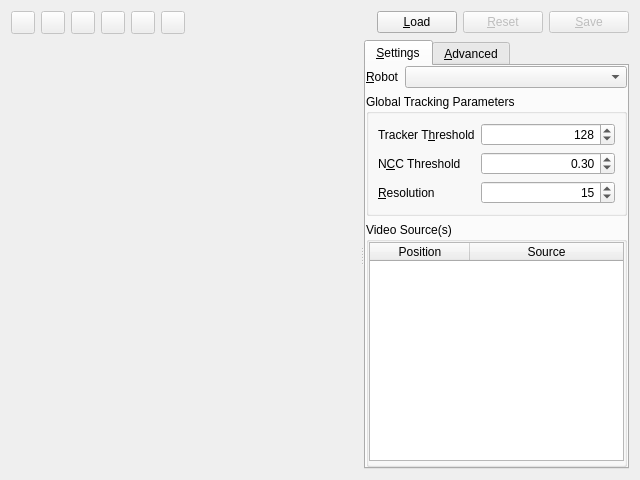
This is app/src/tools/gui/TrackRobotToolWidget.ui in dysonltd-zz/gts as Qt 5 draws it before an edit. The edited form follows.
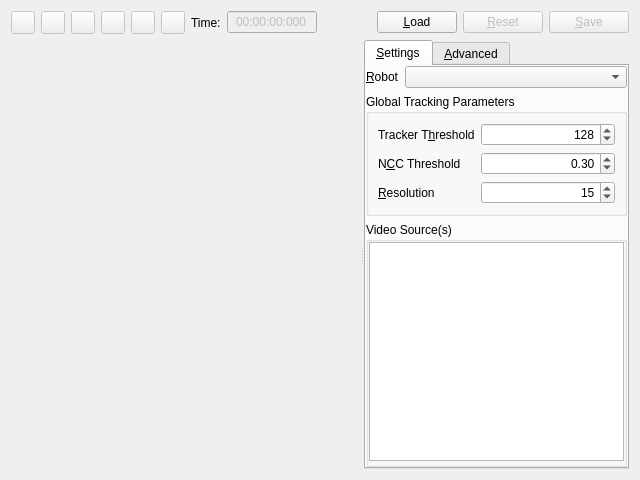
This is the edited form. Icons and pictures are not drawn. Custom widgets are drawn as their Qt base class.

Commit message: Removed VideoPosition bar and ability to manually edit the track rate

Diff of the .ui file:
```diff
--- a/app/src/tools/gui/TrackRobotToolWidget.ui
+++ b/app/src/tools/gui/TrackRobotToolWidget.ui
@@ -173,15 +173,52 @@
       </widget>
      </item>
      <item>
-      <widget class="VideoPositionBar" name="m_videoPositionBar" native="true">
-       <property name="enabled">
-        <bool>true</bool>
-       </property>
+      <widget class="QLabel" name="m_timeLabel">
        <property name="sizePolicy">
         <sizepolicy hsizetype="Fixed" vsizetype="Preferred">
-         <horstretch>100</horstretch>
+         <horstretch>0</horstretch>
          <verstretch>0</verstretch>
         </sizepolicy>
+       </property>
+       <property name="text">
+        <string>Time:</string>
+       </property>
+      </widget>
+     </item>
+     <item>
+      <widget class="QLineEdit" name="m_timeLineEdit">
+       <property name="enabled">
+        <bool>false</bool>
+       </property>
+       <property name="sizePolicy">
+        <sizepolicy hsizetype="Fixed" vsizetype="Fixed">
+         <horstretch>0</horstretch>
+         <verstretch>0</verstretch>
+        </sizepolicy>
+       </property>
+       <property name="minimumSize">
+        <size>
+         <width>90</width>
+         <height>0</height>
+        </size>
+       </property>
+       <property name="maximumSize">
+        <size>
+         <width>90</width>
+         <height>16777215</height>
+        </size>
+       </property>
+       <property name="layoutDirection">
+        <enum>Qt::LeftToRight</enum>
+       </property>
+       <property name="text">
+        <string>00:00:00:000</string>
+       </property>
+       <property name="frame">
+        <bool>true</bool>
+       </property>
+       <property name="alignment">
+        <set>Qt::AlignCenter</set>
        </property>
       </widget>
      </item>
@@ -500,7 +537,7 @@
                  <bool>true</bool>
                 </property>
                 <attribute name="horizontalHeaderVisible">
-                 <bool>true</bool>
+                 <bool>false</bool>
                 </attribute>
                 <attribute name="horizontalHeaderStretchLastSection">
                  <bool>true</bool>
@@ -784,12 +821,6 @@
    <header>ImageGrid.h</header>
    <container>1</container>
   </customwidget>
-  <customwidget>
-   <class>VideoPositionBar</class>
-   <extends>QWidget</extends>
-   <header>VideoPositionBar.h</header>
-   <container>1</container>
-  </customwidget>
  </customwidgets>
  <resources>
   <include location="../../res/resources.qrc"/>
```
The commit also changes 6 other files.
